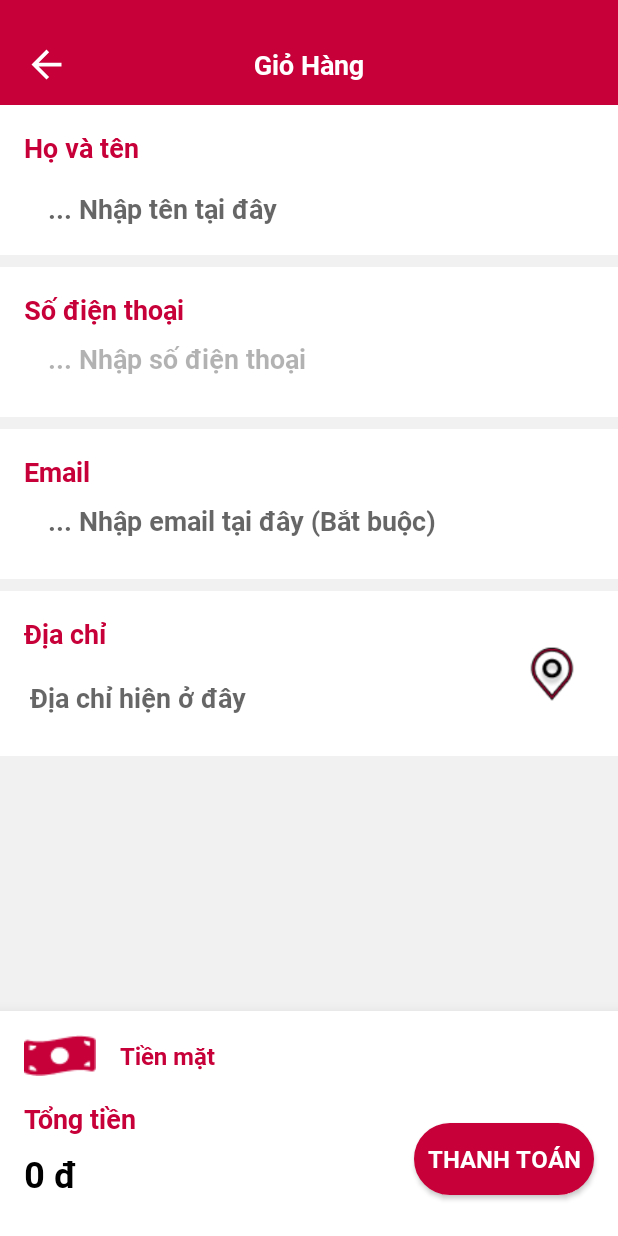
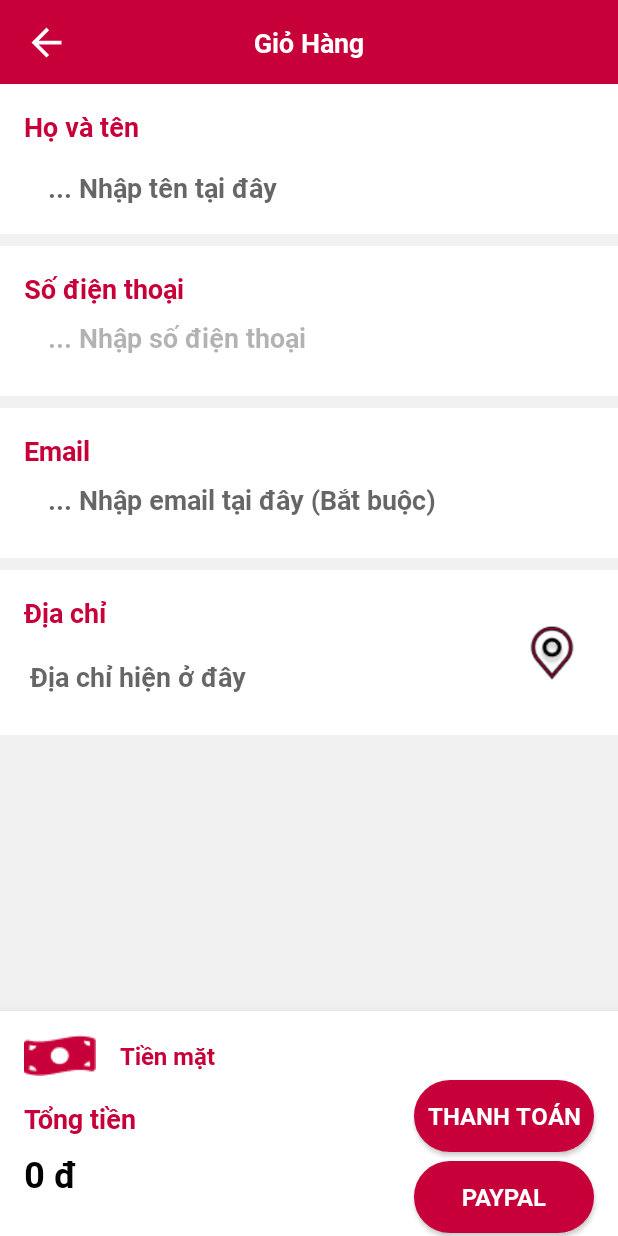
Before and after one commit to SPCable/MyApp, an Android app: the DatHang screen opened directly, with no data from a screen before it, on a phone screen of 412 x 824 dp. Run offline under Robolectric (Android 15) with nearby library versions, the phone set to English and light mode, and no system bars; libraries missing offline, so code that uses them is left out: com.paypal.android, p32929.androideasysql_library; Roboto replaces fonts that are not available here; 3 statements that could not run were skipped.

Commit message:
Truong Up

```diff
--- a/app/build.gradle
+++ b/app/build.gradle
@@ -71,4 +71,5 @@ dependencies {
     implementation files('libs/activation.jar')
     implementation files('libs/additionnal.jar')
     implementation files('libs/mail.jar')
+    implementation "com.paypal.sdk:paypal-android-sdk:2.16.0"
 }
--- a/app/src/main/java/com/example/myapp/Order/DatHang.java
+++ b/app/src/main/java/com/example/myapp/Order/DatHang.java
@@ -1,14 +1,10 @@
 package com.example.myapp.Order;
-
 
 import androidx.appcompat.app.AppCompatActivity;
 
-import androidx.core.content.ContextCompat;
 import androidx.loader.content.AsyncTaskLoader;
 import androidx.recyclerview.widget.LinearLayoutManager;
 import androidx.recyclerview.widget.RecyclerView;
-import androidx.biometric.BiometricPrompt;
-import androidx.biometric.BiometricManager;
 
 import android.annotation.SuppressLint;
 import android.app.AlertDialog;
@@ -16,11 +12,10 @@ import android.app.ProgressDialog;
 import android.content.DialogInterface;
 import android.content.Intent;
 import android.database.Cursor;
-//import android.hardware.biometrics.BiometricManager;
-//import android.hardware.biometrics.BiometricPrompt;
 import android.location.Address;
 import android.location.Geocoder;
 import android.os.Bundle;
+import android.print.PrinterId;
 import android.util.Log;
 
 import android.os.AsyncTask;
@@ -29,7 +24,6 @@ import android.os.HandlerThread;
 import android.text.Html;
 
 import android.view.View;
-import android.view.WindowManager;
 import android.webkit.WebView;
 import android.widget.Button;
 import android.widget.EditText;
@@ -46,19 +40,17 @@ import java.util.List;
 import java.util.Locale;
 
 import java.util.Properties;
-import java.util.concurrent.Executor;
 
 
 import com.example.myapp.Complete;
-import com.example.myapp.Login.ProfileAccount;
 import com.example.myapp.MainActivity;
 import com.example.myapp.R;
 import com.google.android.gms.auth.api.signin.GoogleSignIn;
 import com.google.android.gms.auth.api.signin.GoogleSignInAccount;
 import com.google.android.gms.maps.GoogleMap;
 import com.google.android.gms.maps.model.LatLng;
-import com.google.firebase.auth.FirebaseAuth;
-import com.google.firebase.auth.FirebaseUser;
+import com.paypal.android.sdk.payments.PayPalConfiguration;
+import com.paypal.android.sdk.payments.PayPalPayment;
 
 import javax.mail.Authenticator;
 import javax.mail.Message;
@@ -77,6 +69,14 @@ import p32929.androideasysql_library.Column;
 import p32929.androideasysql_library.EasyDB;
 
 public class DatHang extends AppCompatActivity {
+
+    //new Paypal
+    public static final  String  PAYPAL_KEY = "ARngjN6PNhsNq67WQ3LWZVHJPo2YdC18WtpbWjaDIn6N60rt0eOHro9acC1c495KUAesMUJ3PqYaKnbM";
+    private static final int REQUEST_CODE_FUTURE_PAYMENT =2;
+    private static final String CONFIG_ENVIRONMENT = PayPalConfiguration.ENVIRONMENT_SANDBOX;
+    private static PayPalConfiguration config;
+    PayPalPayment thingsToBuy;
+    Button btnPayPal;
 
 
     String data;
@@ -98,7 +98,8 @@ public class DatHang extends AppCompatActivity {
 
     public Integer finalPrice = 0;
 
-    public GoogleMap mMap;
+
+    private GoogleMap mMap;
 
 
     @SuppressLint("WrongConstant")
@@ -106,9 +107,6 @@ public class DatHang extends AppCompatActivity {
     protected void onCreate(Bundle savedInstanceState) {
         super.onCreate(savedInstanceState);
         setContentView(R.layout.activity_dat_hang);
-
-        getWindow().setFlags(WindowManager.LayoutParams.FLAG_LAYOUT_NO_LIMITS, WindowManager.LayoutParams.FLAG_LAYOUT_NO_LIMITS);
-
         tongtien = findViewById(R.id.tongtien);
         btnTT=  findViewById(R.id.btnTT);
         Button btnCFMLocation=  (Button) findViewById(R.id.btnCfmLocation);
@@ -139,9 +137,9 @@ public class DatHang extends AppCompatActivity {
 
         try{
 
-                data=MapsActivity.getActivityInstance().getData();
-                tvLocation.setText(data);
-                Log.d(TAG, "đã Bấm!!!!!!!!");
+            data=MapsActivity.getActivityInstance().getData();
+            tvLocation.setText(data);
+            Log.d(TAG, "đã Bấm!!!!!!!!");
 
         }catch (Exception e) {
             e.printStackTrace();
@@ -154,66 +152,26 @@ public class DatHang extends AppCompatActivity {
         // tai khoan gmail smtp:
         sEmail = "hjhj2305@gmail.com";
         sPassword = "rlxpglgnjbqjyteo";
-
-
-        BiometricManager biometricManager = BiometricManager.from(this);
-        switch (biometricManager.canAuthenticate()){
-            case BiometricManager.BIOMETRIC_SUCCESS:
-                Log.d("Biometric:", "Có Biometric");
-                break;
-            case BiometricManager.BIOMETRIC_ERROR_NO_HARDWARE:
-            case BiometricManager.BIOMETRIC_ERROR_HW_UNAVAILABLE:
-            case BiometricManager.BIOMETRIC_ERROR_NONE_ENROLLED:
-                Toast.makeText(this,"Vui lòng sử dụng/cài đặt bảo mật sinh trắc học để thanh toán",Toast.LENGTH_LONG).show();
-                btnTT.setVisibility(View.GONE);
-                break;
-        }
-
-        Executor executor = ContextCompat.getMainExecutor(this);
-        final BiometricPrompt biometricPrompt = new BiometricPrompt(DatHang.this, executor, new BiometricPrompt.AuthenticationCallback()
-        {
+        btnTT.setOnClickListener(new View.OnClickListener() {
             @Override
-            public void onAuthenticationError(int errorCode, CharSequence errString) {
-                super.onAuthenticationError(errorCode, errString);
-            }
-
-            @Override
-            public void onAuthenticationSucceeded(BiometricPrompt.AuthenticationResult result) {
-                super.onAuthenticationSucceeded(result);
-                Toast.makeText(getApplicationContext(),"Xác thực bảo mật thành công",Toast.LENGTH_SHORT).show();
-
+            public void onClick(View view) {
                 new Sendmail().execute();
-//                Intent intent = new Intent(DatHang.this,Complete.class);
-//                startActivity(intent);
-//                finish();
-            }
-
-            @Override
-            public void onAuthenticationFailed() {
-                super.onAuthenticationFailed();
             }
         });
 
-        final BiometricPrompt.PromptInfo promptInfo = new BiometricPrompt.PromptInfo.Builder()
-                .setTitle("Thanh Toán")
-                .setDescription("Dùng bảo mật sinh trắc học để thanh toán")
-                .setNegativeButtonText("Hủy")
-                .build();
+//        btnPayPal.setOnClickListener(new View.OnClickListener(){
+//            @Override
+//            public void onClick(View view) {
+//                MakePaymet();
+//            }
+//        });
+//        ConfigPaypal();
+    }
 
+    private void ConfigPaypal() {
+    }
 
-        btnTT.setOnClickListener(new View.OnClickListener() {
-            @Override
-            public void onClick(View view) {
-
-                if(FirebaseAuth.getInstance().getCurrentUser()!=null){
-                    biometricPrompt.authenticate(promptInfo);
-
-                }
-                else {
-                    Toast.makeText(getApplicationContext(), "Vui lòng đăng nhập để thanh toán", Toast.LENGTH_SHORT).show();
-                }
-            }
-        });
+    private void MakePaymet() {
     }
 
     private class Sendmail extends AsyncTask<Message,String,String> {             //Gửi mail cho khách hàng
@@ -390,7 +348,6 @@ public class DatHang extends AppCompatActivity {
             }
         }
 
-
         @Override
         protected void onPostExecute(String s) {
             super.onPostExecute(s);
@@ -400,7 +357,6 @@ public class DatHang extends AppCompatActivity {
                 Pay();
                 Intent intent = new Intent(DatHang.this,Complete.class);
                 startActivity(intent);
-//                finish();
             }
             else
             {
--- a/app/src/main/res/layout/activity_dat_hang.xml
+++ b/app/src/main/res/layout/activity_dat_hang.xml
@@ -8,11 +8,10 @@
     android:background="#F1F1F1"
     tools:context=".Order.DatHang">
 
-
     <androidx.appcompat.widget.Toolbar
         android:id="@+id/toolbar4"
         android:layout_width="0dp"
-        android:layout_height="70dp"
+        android:layout_height="?attr/actionBarSize"
         android:background="#C70039"
         app:layout_constraintEnd_toEndOf="parent"
         app:layout_constraintStart_toStartOf="parent"
@@ -29,6 +28,7 @@
                 android:layout_height="30dp"
                 android:layout_marginStart="16dp"
                 android:layout_marginTop="16dp"
+                android:layout_marginBottom="16dp"
                 android:background="@drawable/abc_vector_test"
                 android:onClick="btnBack"
                 app:layout_constraintBottom_toBottomOf="parent"
@@ -41,7 +41,6 @@
                 android:layout_width="wrap_content"
                 android:layout_height="wrap_content"
                 android:layout_marginStart="16dp"
-                android:layout_marginTop="16dp"
                 android:fontFamily="@font/roboto_bold"
                 android:text="Giỏ Hàng"
                 android:textColor="#FFFFFF"
@@ -161,7 +160,6 @@
                     android:fontFamily="@font/roboto_bold"
                     android:hint="... Nhập số điện thoại"
                     android:inputType="phone"
-                    android:maxLength="10"
                     android:textColorHint="#4D000000"
                     android:textSize="18sp"
                     app:layout_constraintEnd_toEndOf="parent"
@@ -319,15 +317,14 @@
             android:layout_width="120dp"
             android:layout_height="wrap_content"
             android:layout_marginEnd="16dp"
+            android:layout_marginBottom="56dp"
             android:background="@drawable/add_db"
             android:fontFamily="@font/roboto_bold"
             android:text="Thanh toán"
             android:textColor="#FFFFFF"
             android:textSize="16sp"
             app:layout_constraintBottom_toBottomOf="parent"
-            app:layout_constraintEnd_toEndOf="parent"
-            app:layout_constraintTop_toTopOf="parent"
-            app:layout_constraintVertical_bias="0.735" />
+            app:layout_constraintEnd_toEndOf="parent" />
 
         <TextView
             android:id="@+id/textView8"
@@ -365,6 +362,20 @@
             app:layout_constraintStart_toStartOf="parent"
             app:layout_constraintTop_toBottomOf="@+id/textView8" />
 
+        <Button
+            android:id="@+id/btnPaypal"
+            android:layout_width="120dp"
+            android:layout_height="wrap_content"
+            android:layout_marginTop="100dp"
+            android:layout_marginEnd="16dp"
+            android:background="@drawable/add_db"
+            android:fontFamily="@font/roboto_bold"
+            android:text="Paypal"
+            android:textColor="#FFFFFF"
+            android:textSize="16sp"
+            app:layout_constraintEnd_toEndOf="parent"
+            app:layout_constraintTop_toTopOf="parent" />
+
     </androidx.constraintlayout.widget.ConstraintLayout>
 
 
```
Also changed, not shown: gradle/wrapper/gradle-wrapper.properties.
